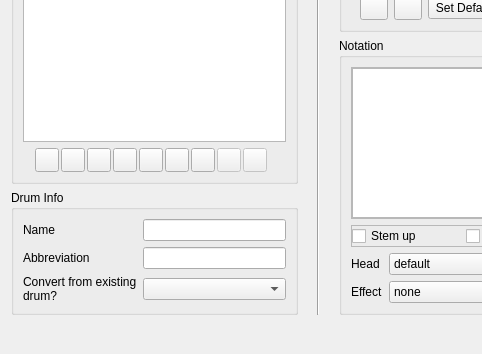
This is src/GUI/editKit.ui in Whatang/DrumBurp as Qt 5 draws it before an edit; both pictures show x 0 to 482 and y 256 to 610 of the 848 by 610 pixel window. The edited form follows.
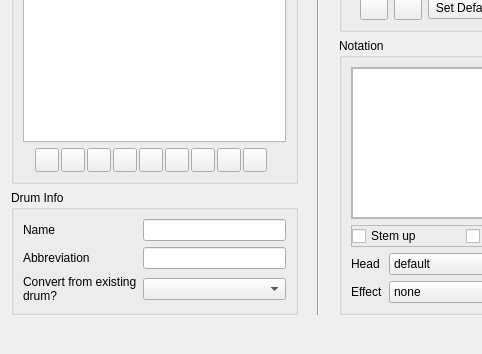
This is the edited form. Icons and pictures are not drawn.

Commit message:
Save drum kits.
First half of #44.

Diff of the .ui file:
```diff
--- a/src/GUI/editKit.ui
+++ b/src/GUI/editKit.ui
@@ -7,7 +7,7 @@
     <x>0</x>
     <y>0</y>
     <width>848</width>
-    <height>566</height>
+    <height>592</height>
    </rect>
   </property>
   <property name="windowTitle">
@@ -309,7 +309,7 @@
             <item>
              <widget class="QPushButton" name="loadButton">
               <property name="enabled">
-               <bool>false</bool>
+               <bool>true</bool>
               </property>
               <property name="sizePolicy">
                <sizepolicy hsizetype="Fixed" vsizetype="Fixed">
@@ -344,7 +344,7 @@
             <item>
              <widget class="QPushButton" name="saveButton">
               <property name="enabled">
-               <bool>false</bool>
+               <bool>true</bool>
               </property>
               <property name="sizePolicy">
                <sizepolicy hsizetype="Fixed" vsizetype="Fixed">
```
The commit also changes 2 other files.
